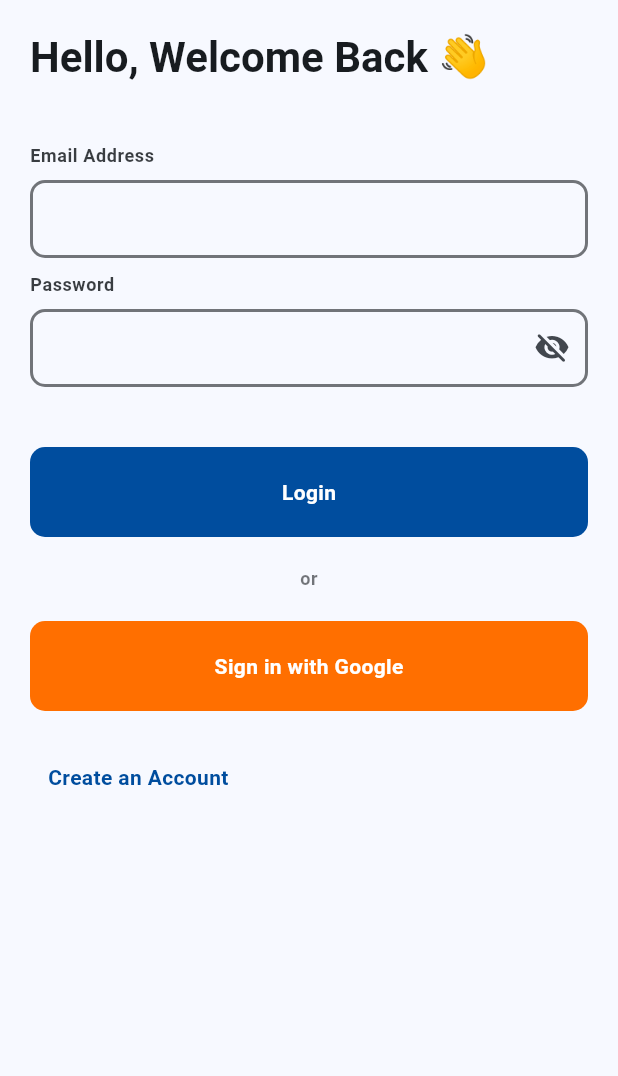
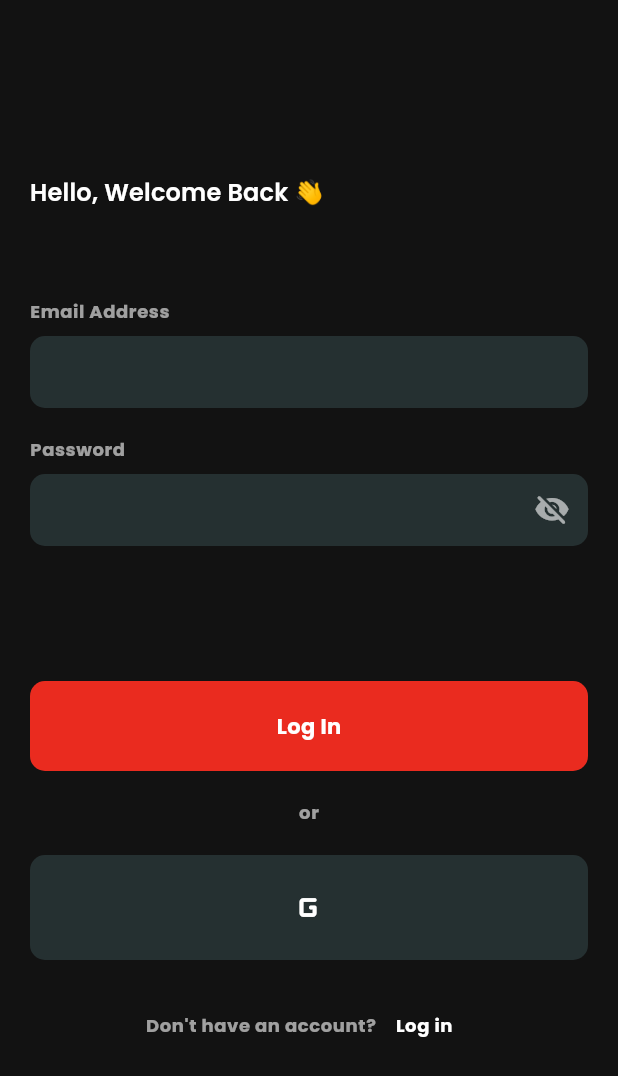
Before and after one commit to lbnmahs/vulcane, a Flutter app: the screen it shows after launch, on a phone screen of 412 x 824 dp. Shown: the top 1076 px of the screen. Run offline on Flutter 3.47's test engine with Material 3 defaults, Android fonts, the phone set to English and light mode, and no system bars; our stand-ins replace bloc, cloud_firestore, firebase_auth, firebase_core, flutter_bloc, flutter_dotenv and 2 more; accounts and stored records are empty.

Commit message:
update: app theme and auth screen UI change

```diff
--- a/lib/main.dart
+++ b/lib/main.dart
@@ -44,15 +44,18 @@ Future<void> main() async {
 
 final theme = ThemeData(
   useMaterial3: true,
-  colorScheme: ColorScheme.fromSeed(
-    seedColor: Colors.blue.shade300,
-    primary: const Color.fromRGBO(0, 77, 158, 1),
-    secondary: const Color.fromRGBO(255, 111, 0, 1),
-    background: const Color.fromRGBO(242, 242, 242, 1),
+  colorScheme: const ColorScheme.dark(
+    primary:  Color.fromRGBO(1, 11, 19, 1),
+    onPrimary: Color.fromRGBO(255, 255, 255, 1),
+    secondary:  Color.fromRGBO(234, 43, 31, 1),
+    onSecondary: Color.fromRGBO(255, 255, 255, 1),
+    primaryContainer: Color.fromRGBO(37, 48, 49, 1),
+    onPrimaryContainer: Color.fromRGBO(255, 255, 255, 0.6),
+    brightness: Brightness.dark,
   ),
-  textTheme: GoogleFonts.robotoTextTheme(),
+  textTheme: GoogleFonts.poppinsTextTheme(),
   appBarTheme: AppBarTheme(
-    titleTextStyle: GoogleFonts.poppins(
+    titleTextStyle: GoogleFonts.montserrat(
       fontSize: 16,
       fontWeight: FontWeight.bold,
     ),
--- a/lib/views/screens/auth/auth_screen.dart
+++ b/lib/views/screens/auth/auth_screen.dart
@@ -1,4 +1,5 @@
 import 'package:flutter/material.dart';
+import 'package:flutter/widgets.dart';
 import 'package:flutter_bloc/flutter_bloc.dart';
 
 import 'package:vulcane/middleware/auth/auth_bloc.dart';
@@ -61,7 +62,7 @@ class _AuthScreenState extends State<AuthScreen> {
         }
       },
       child: Scaffold(
-        body: SafeArea(
+        body: Center(
           child: SingleChildScrollView(
             padding: const EdgeInsets.all(20),
             child: Form(
@@ -72,19 +73,19 @@ class _AuthScreenState extends State<AuthScreen> {
                 children: [
                   Text(
                     _isLogin ? 'Hello, Welcome Back 👋' : 'Create Account 👋',
-                    style: Theme.of(context).textTheme.headlineMedium!.copyWith(
-                      color: Theme.of(context).colorScheme.onSurface,
+                    style: Theme.of(context).textTheme.titleMedium!.copyWith(
+                      color: Theme.of(context).colorScheme.onPrimary,
                       fontWeight: FontWeight.w600
                     ),
                   ),
-                  const SizedBox(height: 40),
+                  const SizedBox(height: 60),
 
                   // First Name Field
                   if(!_isLogin)
                     Text(
                       'First Name',
                       style: Theme.of(context).textTheme.bodySmall!.copyWith(
-                        color: Theme.of(context).colorScheme.onSurface.withOpacity(0.85),
+                        color: Theme.of(context).colorScheme.onPrimary.withOpacity(0.6),
                         fontWeight: FontWeight.bold,
                       ),
                     ),
@@ -93,19 +94,26 @@ class _AuthScreenState extends State<AuthScreen> {
                     TextFormField(
                       key: const ValueKey('fullName'),
                       style: Theme.of(context).textTheme.bodyMedium!.copyWith(
-                        color: Theme.of(context).colorScheme.onSurface,
+                        color: Theme.of(context).colorScheme.onPrimary,
                       ),
                       keyboardType: TextInputType.name,
                       decoration: InputDecoration(
+                        border: InputBorder.none,
+                        filled: true,
+                        fillColor: Theme.of(context).colorScheme.primaryContainer,
+                        contentPadding: const EdgeInsets.all(10.0),
                         enabledBorder: OutlineInputBorder(
-                          borderRadius: BorderRadius.circular(10),
-                          borderSide: BorderSide(
-                            color: Theme.of(context).colorScheme.onSurface.withOpacity(0.6),
-                            width: 2,
+                          borderRadius: BorderRadius.circular(10.0),
+                          borderSide: BorderSide.none,
                         ),
+                        errorBorder: OutlineInputBorder(
+                          borderRadius: BorderRadius.circular(10.0),
+                          borderSide: const BorderSide(color: Colors.red, width: 1.0),
                         ),
-                        filled: true,
-                        fillColor: Theme.of(context).colorScheme.surface,
+                        focusedErrorBorder: OutlineInputBorder(
+                          borderRadius: BorderRadius.circular(10.0),
+                          borderSide: BorderSide.none,
+                        ),
                       ),
                       onSaved: (value) => _enteredFullName = value!,
                       validator: (value) {
@@ -121,7 +129,7 @@ class _AuthScreenState extends State<AuthScreen> {
                   Text(
                     'Email Address',
                     style: Theme.of(context).textTheme.bodySmall!.copyWith(
-                      color: Theme.of(context).colorScheme.onSurface.withOpacity(0.85),
+                      color: Theme.of(context).colorScheme.onPrimary.withOpacity(0.6),
                       fontWeight: FontWeight.bold,
                     ),
                   ),
@@ -129,19 +137,26 @@ class _AuthScreenState extends State<AuthScreen> {
                   TextFormField(
                     key: const ValueKey('email'),
                     style: Theme.of(context).textTheme.bodyMedium!.copyWith(
-                      color: Theme.of(context).colorScheme.onSurface,
+                      color: Theme.of(context).colorScheme.onPrimary,
                     ),
                     keyboardType: TextInputType.emailAddress,
                     decoration: InputDecoration(
+                      border: InputBorder.none,
+                      filled: true,
+                      fillColor: Theme.of(context).colorScheme.primaryContainer,
+                      contentPadding: const EdgeInsets.all(10.0),
                       enabledBorder: OutlineInputBorder(
-                        borderRadius: BorderRadius.circular(10),
-                        borderSide: BorderSide(
-                          color: Theme.of(context).colorScheme.onSurface.withOpacity(0.6),
-                          width: 2
-                        )
+                        borderRadius: BorderRadius.circular(10.0),
+                        borderSide: BorderSide.none,
                       ),
-                      filled: true,
-                      fillColor: Theme.of(context).colorScheme.surface,
+                      errorBorder: OutlineInputBorder(
+                        borderRadius: BorderRadius.circular(10.0),
+                        borderSide: const BorderSide(color: Colors.red, width: 1.0),
+                      ),
+                      focusedErrorBorder: OutlineInputBorder(
+                        borderRadius: BorderRadius.circular(10.0),
+                        borderSide: BorderSide.none,
+                      ),
                     ),
                     onSaved: (value) => _enteredEmail = value!,
                     validator: (value) {
@@ -151,13 +166,13 @@ class _AuthScreenState extends State<AuthScreen> {
                       return null;
                     },
                   ),
-                  const SizedBox(height: 10),
+                  const SizedBox(height: 20),
 
                   // Password Field
                   Text(
                     'Password',
                     style: Theme.of(context).textTheme.bodySmall!.copyWith(
-                      color: Theme.of(context).colorScheme.onSurface.withOpacity(0.85),
+                      color: Theme.of(context).colorScheme.onPrimary.withOpacity(0.6),
                       fontWeight: FontWeight.bold,
                     ),
                   ),
@@ -165,21 +180,30 @@ class _AuthScreenState extends State<AuthScreen> {
                   TextFormField(
                     key: const ValueKey('password'),
                     style: Theme.of(context).textTheme.bodyMedium!.copyWith(
-                      color: Theme.of(context).colorScheme.onSurface,
+                      color: Theme.of(context).colorScheme.onPrimary,
                     ),
                     decoration: InputDecoration(
+                      border: InputBorder.none,
+                      filled: true,
+                      fillColor: Theme.of(context).colorScheme.primaryContainer,
+                      contentPadding: const EdgeInsets.all(10.0),
                       enabledBorder: OutlineInputBorder(
-                        borderRadius: BorderRadius.circular(10),
-                        borderSide: BorderSide(
-                          color: Theme.of(context).colorScheme.onSurface.withOpacity(0.6),
-                          width: 2
-                        )
+                        borderRadius: BorderRadius.circular(10.0),
+                        borderSide: BorderSide.none,
                       ),
-                      filled: true,
-                      fillColor: Theme.of(context).colorScheme.surface,
+                      errorBorder: OutlineInputBorder(
+                        borderRadius: BorderRadius.circular(10.0),
+                        borderSide:
+                            const BorderSide(color: Colors.red, width: 1.0),
+                      ),
+                      focusedErrorBorder: OutlineInputBorder(
+                        borderRadius: BorderRadius.circular(10.0),
+                        borderSide: BorderSide.none,
+                      ),
                       suffixIcon: IconButton(
                         icon: Icon(
-                          _isPasswordObscured ? Icons.visibility_off_rounded : Icons.visibility_rounded
+                          _isPasswordObscured ? Icons.visibility_off_rounded : Icons.visibility_rounded,
+                          color: Theme.of(context).colorScheme.onPrimaryContainer,
                         ),
                         onPressed: () {
                           setState(() => _isPasswordObscured = !_isPasswordObscured);
@@ -195,7 +219,7 @@ class _AuthScreenState extends State<AuthScreen> {
                       return null;
                     },
                   ),
-                  const SizedBox(height: 40),
+                  const SizedBox(height: 90),
 
                   // Login/Create Account Button
                   BlocBuilder<AuthBloc, AuthState>(
@@ -207,19 +231,17 @@ class _AuthScreenState extends State<AuthScreen> {
                           padding: const EdgeInsets.symmetric(horizontal: 40, vertical: 20),
                           decoration: BoxDecoration(
                             borderRadius: BorderRadius.circular(10),
-                            color: Theme.of(context).colorScheme.primary,
+                            color: Theme.of(context).colorScheme.secondary,
                           ),
+                          child: Center(
                             child: state is AuthLoading
-                            ? Center(
-                                child: CircularProgressIndicator(
-                                  color: Theme.of(context).colorScheme.onPrimary,
-                                ),
+                              ? CircularProgressIndicator(
+                                  color: Theme.of(context).colorScheme.onSecondaryContainer,
                                 )
-                            : Center(
-                              child: Text(
-                                  _isLogin ? 'Login' : 'Register',
+                              : Text(
+                                  _isLogin ? 'Log In' : 'Register',
                                   style: Theme.of(context).textTheme.bodyMedium!.copyWith(
-                                    color: Theme.of(context).colorScheme.onPrimary,
+                                    color: Theme.of(context).colorScheme.onSecondaryContainer,
                                     fontWeight: FontWeight.bold,
                                   ),
                                 ),
@@ -235,7 +257,7 @@ class _AuthScreenState extends State<AuthScreen> {
                     child: Text(
                       'or',
                       style: Theme.of(context).textTheme.bodySmall!.copyWith(
-                        color: Theme.of(context).colorScheme.onSurface.withOpacity(0.6),
+                        color: Theme.of(context).colorScheme.onSecondaryContainer.withOpacity(0.6),
                         fontWeight: FontWeight.bold,
                       ),
                     ),
@@ -243,7 +265,9 @@ class _AuthScreenState extends State<AuthScreen> {
                   const SizedBox(height: 20),
 
                   // Google Sign In Button
-                  GestureDetector(
+                  BlocBuilder<AuthBloc, AuthState>(
+                    builder: (context, state) {
+                      return GestureDetector(
                         onTap: () {
                           context.read<AuthBloc>().add(SignInWithGoogle());
                         },
@@ -252,30 +276,49 @@ class _AuthScreenState extends State<AuthScreen> {
                           padding: const EdgeInsets.symmetric(horizontal: 40, vertical: 20),
                           decoration: BoxDecoration(
                             borderRadius: BorderRadius.circular(10),
-                        color: Theme.of(context).colorScheme.secondary,
+                            color: Theme.of(context).colorScheme.primaryContainer,
                           ),
                           child: Center(
+                            child: state is AuthLoading
+                              ? CircularProgressIndicator(
+                                  color: Theme.of(context).colorScheme.onSecondaryContainer,
+                                )
+                              : Icon(
+                                  Icons.g_mobiledata_rounded,
+                                  color: Theme.of(context).colorScheme.onSecondaryContainer,
+                                  size: 30,
+                                ),
+                          ),
+                        ),
+                      );
+                    },
+                  ),
+                  const SizedBox(height: 20),
+
+                  // Create Account/Login Button
+                  Center(
+                    child: Row(
+                      mainAxisSize: MainAxisSize.min,
+                      mainAxisAlignment: MainAxisAlignment.center,
+                      children: [
+                        Text(
+                          _isLogin ? 'Don\'t have an account?' : 'Already have an account?',
+                          style: Theme.of(context).textTheme.bodySmall!.copyWith(
+                            color: Theme.of(context).colorScheme.onPrimaryContainer,
+                            fontWeight: FontWeight.bold,
+                          ),
+                        ),
+                        TextButton(
+                          onPressed: () => setState(() => _isLogin = !_isLogin),
                           child: Text(
-                          _isLogin ? 'Sign in with Google' : 'Sign up with Google',
-                          style: Theme.of(context).textTheme.bodyMedium!.copyWith(
-                            color: Theme.of(context).colorScheme.onSecondary,
+                            _isLogin ? 'Log in' : 'Register',
+                            style: Theme.of(context).textTheme.bodySmall!.copyWith(
+                              color: Theme.of(context).colorScheme.onPrimary,
                               fontWeight: FontWeight.bold,
                             ),
                           ),
                         ),
-                    ),
-                  ),
-                  const SizedBox(height: 20),
-
-                  // Create Account/Login Button
-                  TextButton(
-                    onPressed: () => setState(() => _isLogin = !_isLogin),
-                    child: Text(
-                      _isLogin ? 'Create an Account' : 'I already have an account',
-                      style: Theme.of(context).textTheme.bodyMedium!.copyWith(
-                        color: Theme.of(context).colorScheme.primary,
-                        fontWeight: FontWeight.bold,
-                      ),
+                      ],
                     ),
                   ),
                 ],
--- a/lib/views/screens/splash_screen.dart
+++ b/lib/views/screens/splash_screen.dart
@@ -1,4 +1,7 @@
 import 'package:flutter/material.dart';
+import 'package:flutter_bloc/flutter_bloc.dart';
+
+import 'package:vulcane/middleware/auth/auth_bloc.dart';
 
 class SplashScreen extends StatefulWidget {
   const SplashScreen({super.key});
@@ -11,7 +14,9 @@ class _SplashScreenState extends State<SplashScreen> {
   void initState() {
     super.initState();
     Future.delayed(const Duration(seconds: 5), () {
-      Navigator.of(context).pushReplacementNamed('/auth');
+      if(mounted) {
+        context.read<AuthBloc>().add(CheckAuthEvent());
+      }
     });
   }
 
@@ -35,7 +40,7 @@ class _SplashScreenState extends State<SplashScreen> {
           child: Text(
             'vulcane',
             style: Theme.of(context).textTheme.displayLarge!.copyWith(
-              color: Colors.white,
+              color: Theme.of(context).colorScheme.onPrimary,
               fontWeight: FontWeight.bold,
             ),
           )
```
Lines whose indentation alone changed are shown as unchanged.
